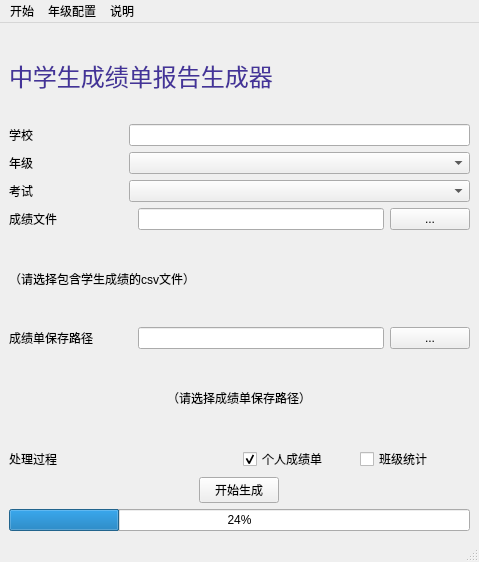
HarveyHuBJ/pyscores, file V2-UI/UI/demoui1.ui: the form before one commit.
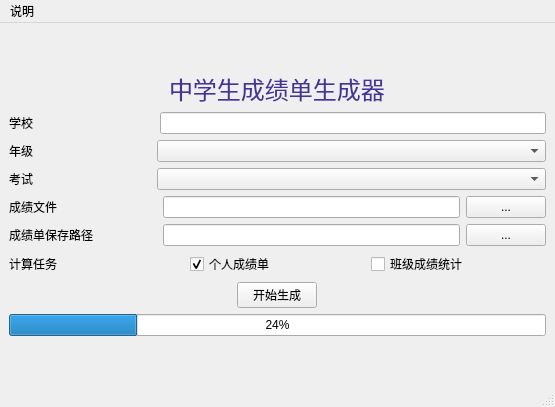
The form after the commit.

What changed in the file:
```diff
--- a/V2-UI/UI/demoui1.ui
+++ b/V2-UI/UI/demoui1.ui
@@ -6,8 +6,8 @@
    <rect>
     <x>0</x>
     <y>0</y>
-    <width>479</width>
-    <height>562</height>
+    <width>555</width>
+    <height>407</height>
    </rect>
   </property>
   <property name="windowTitle">
@@ -21,11 +21,21 @@
     <item>
      <layout class="QVBoxLayout" name="verticalLayout">
       <item>
+       <layout class="QHBoxLayout" name="horizontalLayout">
+        <item>
        <widget class="QLabel" name="labelTitle">
+          <property name="sizePolicy">
+           <sizepolicy hsizetype="Fixed" vsizetype="Fixed">
+            <horstretch>0</horstretch>
+            <verstretch>0</verstretch>
+           </sizepolicy>
+          </property>
         <property name="text">
-         <string>中学生成绩单报告生成器</string>
-        </property>
-       </widget>
+           <string>中学生成绩单生成器</string>
+          </property>
+         </widget>
+        </item>
+       </layout>
       </item>
       <item>
        <layout class="QHBoxLayout" name="horizontalLayout_12">
@@ -42,6 +52,19 @@
           </property>
          </widget>
         </item>
+        <item>
+         <spacer name="horizontalSpacer_3">
+          <property name="orientation">
+           <enum>Qt::Orientation::Horizontal</enum>
+          </property>
+          <property name="sizeHint" stdset="0">
+           <size>
+            <width>16</width>
+            <height>20</height>
+           </size>
+          </property>
+         </spacer>
+        </item>
         <item>
          <widget class="QLineEdit" name="txt_school">
           <property name="sizePolicy">
@@ -69,6 +92,19 @@
           </property>
          </widget>
         </item>
+        <item>
+         <spacer name="horizontalSpacer_2">
+          <property name="orientation">
+           <enum>Qt::Orientation::Horizontal</enum>
+          </property>
+          <property name="sizeHint" stdset="0">
+           <size>
+            <width>12</width>
+            <height>20</height>
+           </size>
+          </property>
+         </spacer>
+        </item>
         <item>
          <widget class="QComboBox" name="cb_grade">
           <property name="sizePolicy">
@@ -96,6 +132,19 @@
           </property>
          </widget>
         </item>
+        <item>
+         <spacer name="horizontalSpacer">
+          <property name="orientation">
+           <enum>Qt::Orientation::Horizontal</enum>
+          </property>
+          <property name="sizeHint" stdset="0">
+           <size>
+            <width>12</width>
+            <height>20</height>
+           </size>
+          </property>
+         </spacer>
+        </item>
         <item>
          <widget class="QComboBox" name="cb_exam">
           <property name="sizePolicy">
@@ -131,6 +180,9 @@
             <verstretch>0</verstretch>
            </sizepolicy>
           </property>
+          <property name="text">
+           <string comment="请选择包含学生成绩的csv文件" extracomment="请选择包含学生成绩的csv文件3"/>
+          </property>
          </widget>
         </item>
         <item>
@@ -148,17 +200,6 @@
         </item>
        </layout>
       </item>
-      <item>
-       <layout class="QHBoxLayout" name="horizontalLayout_3">
-        <item alignment="">
-         <widget class="QLabel" name="label_3">
-          <property name="text">
-           <string>（请选择包含学生成绩的csv文件）</string>
-          </property>
-         </widget>
-        </item>
-       </layout>
-      </item>
       <item>
        <layout class="QHBoxLayout" name="horizontalLayout_5">
         <item>
@@ -199,36 +240,29 @@
         </item>
        </layout>
       </item>
-      <item>
-       <layout class="QHBoxLayout" name="horizontalLayout_6">
-        <item>
-         <widget class="QLabel" name="label_6">
-          <property name="sizePolicy">
-           <sizepolicy hsizetype="Fixed" vsizetype="Preferred">
-            <horstretch>0</horstretch>
-            <verstretch>0</verstretch>
-           </sizepolicy>
-          </property>
-          <property name="text">
-           <string>（请选择成绩单保存路径）</string>
-          </property>
-         </widget>
-        </item>
-       </layout>
-      </item>
       <item>
        <layout class="QHBoxLayout" name="horizontalLayout_8">
         <item>
          <widget class="QLabel" name="label_5">
+          <property name="sizePolicy">
+           <sizepolicy hsizetype="Preferred" vsizetype="Preferred">
+            <horstretch>1</horstretch>
+            <verstretch>0</verstretch>
+           </sizepolicy>
+          </property>
           <property name="text">
-           <string>处理过程</string>
+           <string>计算任务</string>
           </property>
          </widget>
         </item>
-        <item>
-         <layout class="QHBoxLayout" name="horizontalLayout">
           <item>
            <widget class="QCheckBox" name="chk_personal">
+          <property name="sizePolicy">
+           <sizepolicy hsizetype="Minimum" vsizetype="Fixed">
+            <horstretch>1</horstretch>
+            <verstretch>0</verstretch>
+           </sizepolicy>
+          </property>
             <property name="text">
              <string>个人成绩单</string>
             </property>
@@ -239,12 +273,16 @@
           </item>
           <item>
            <widget class="QCheckBox" name="chk_class">
+          <property name="sizePolicy">
+           <sizepolicy hsizetype="Minimum" vsizetype="Fixed">
+            <horstretch>1</horstretch>
+            <verstretch>0</verstretch>
+           </sizepolicy>
+          </property>
             <property name="text">
-             <string>班级统计</string>
-            </property>
-           </widget>
-          </item>
-         </layout>
+           <string>班级成绩统计</string>
+          </property>
+         </widget>
         </item>
        </layout>
       </item>
@@ -289,27 +327,15 @@
     <rect>
      <x>0</x>
      <y>0</y>
-     <width>479</width>
+     <width>555</width>
      <height>33</height>
     </rect>
    </property>
-   <widget class="QMenu" name="menuStart">
-    <property name="title">
-     <string>开始</string>
-    </property>
-   </widget>
    <widget class="QMenu" name="menuReadme">
     <property name="title">
      <string>说明</string>
     </property>
    </widget>
-   <widget class="QMenu" name="menuGradeConfig">
-    <property name="title">
-     <string>年级配置</string>
-    </property>
-   </widget>
-   <addaction name="menuStart"/>
-   <addaction name="menuGradeConfig"/>
    <addaction name="menuReadme"/>
   </widget>
  </widget>
```
Left out of the diff: 2 changed lines with no effect on the pictures. Lines whose indentation alone changed are shown as unchanged.
